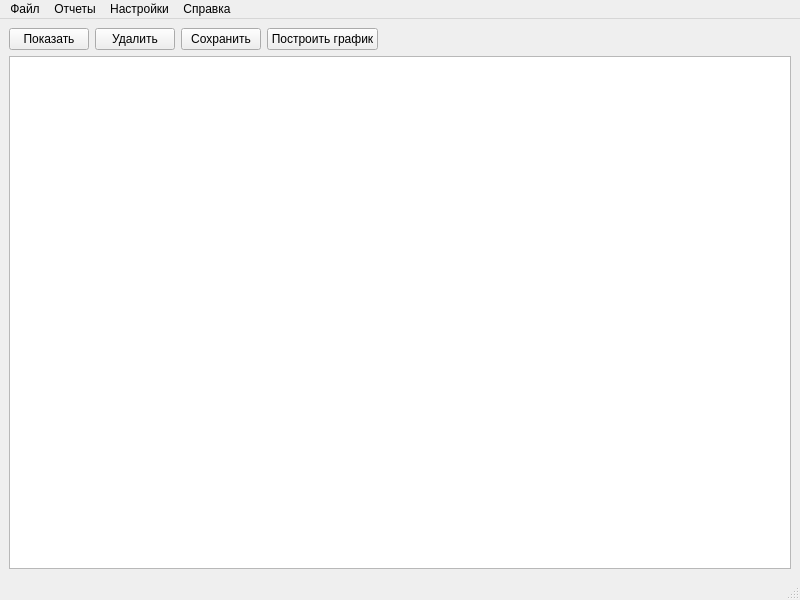
Before: the Qt Designer form mainwindow.ui in Genrikh302/MTA, drawn with Qt 5.
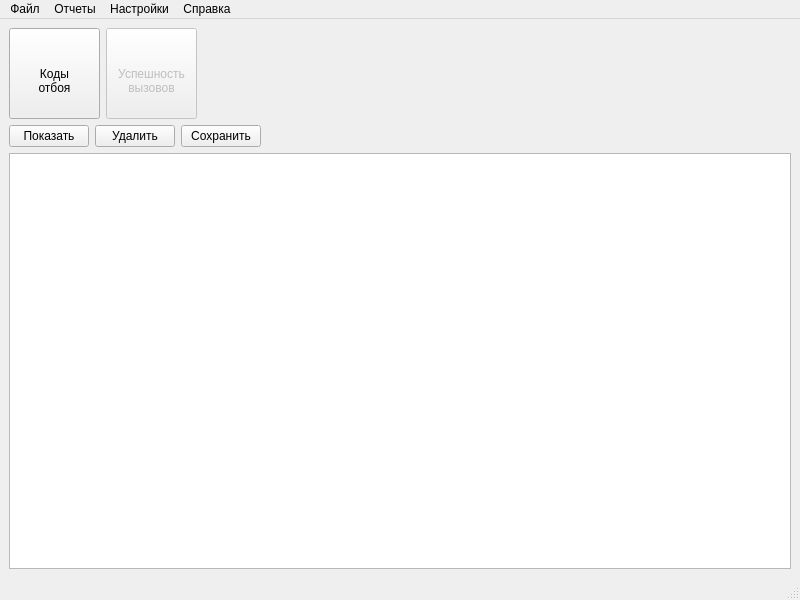
After: the same form once the commit is applied.

Commit message: Измнен дизайн кнопок отчетов, мне не нравится

The edit to the form file:
```diff
--- a/mainwindow.ui
+++ b/mainwindow.ui
@@ -21,6 +21,83 @@
   </property>
   <widget class="QWidget" name="centralwidget">
    <layout class="QVBoxLayout" name="verticalLayout">
+    <item>
+     <layout class="QHBoxLayout" name="horizontalLayout_2">
+      <item>
+       <widget class="QPushButton" name="pushDrawReleaseCause">
+        <property name="minimumSize">
+         <size>
+          <width>91</width>
+          <height>91</height>
+         </size>
+        </property>
+        <property name="maximumSize">
+         <size>
+          <width>91</width>
+          <height>91</height>
+         </size>
+        </property>
+        <property name="text">
+         <string>
+Коды 
+отбоя</string>
+        </property>
+       </widget>
+      </item>
+      <item>
+       <widget class="QPushButton" name="pushDrawSucessCalls">
+        <property name="enabled">
+         <bool>false</bool>
+        </property>
+        <property name="minimumSize">
+         <size>
+          <width>91</width>
+          <height>91</height>
+         </size>
+        </property>
+        <property name="maximumSize">
+         <size>
+          <width>91</width>
+          <height>91</height>
+         </size>
+        </property>
+        <property name="baseSize">
+         <size>
+          <width>91</width>
+          <height>91</height>
+         </size>
+        </property>
+        <property name="layoutDirection">
+         <enum>Qt::LeftToRight</enum>
+        </property>
+        <property name="autoFillBackground">
+         <bool>false</bool>
+        </property>
+        <property name="text">
+         <string>
+Успешность 
+вызовов</string>
+        </property>
+        <property name="flat">
+         <bool>false</bool>
+        </property>
+       </widget>
+      </item>
+      <item>
+       <spacer name="horizontalSpacer_2">
+        <property name="orientation">
+         <enum>Qt::Horizontal</enum>
+        </property>
+        <property name="sizeHint" stdset="0">
+         <size>
+          <width>40</width>
+          <height>20</height>
+         </size>
+        </property>
+       </spacer>
+      </item>
+     </layout>
+    </item>
     <item>
      <layout class="QHBoxLayout" name="horizontalLayout">
       <item>
@@ -44,13 +121,6 @@
         </property>
        </widget>
       </item>
-      <item>
-       <widget class="QPushButton" name="pushGraph">
-        <property name="text">
-         <string>Построить график</string>
-        </property>
-       </widget>
-      </item>
       <item>
        <spacer name="horizontalSpacer">
         <property name="orientation">
```
Left out of the diff: 17 changed lines with no effect on the pictures. The commit also changes 5 other files.
